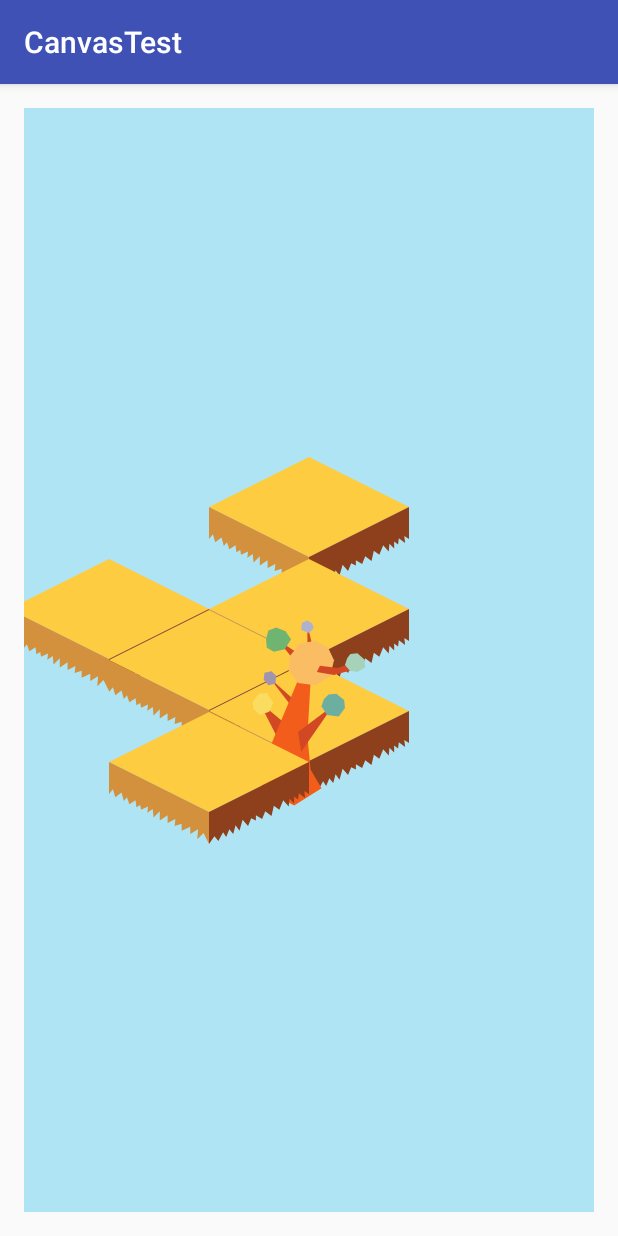
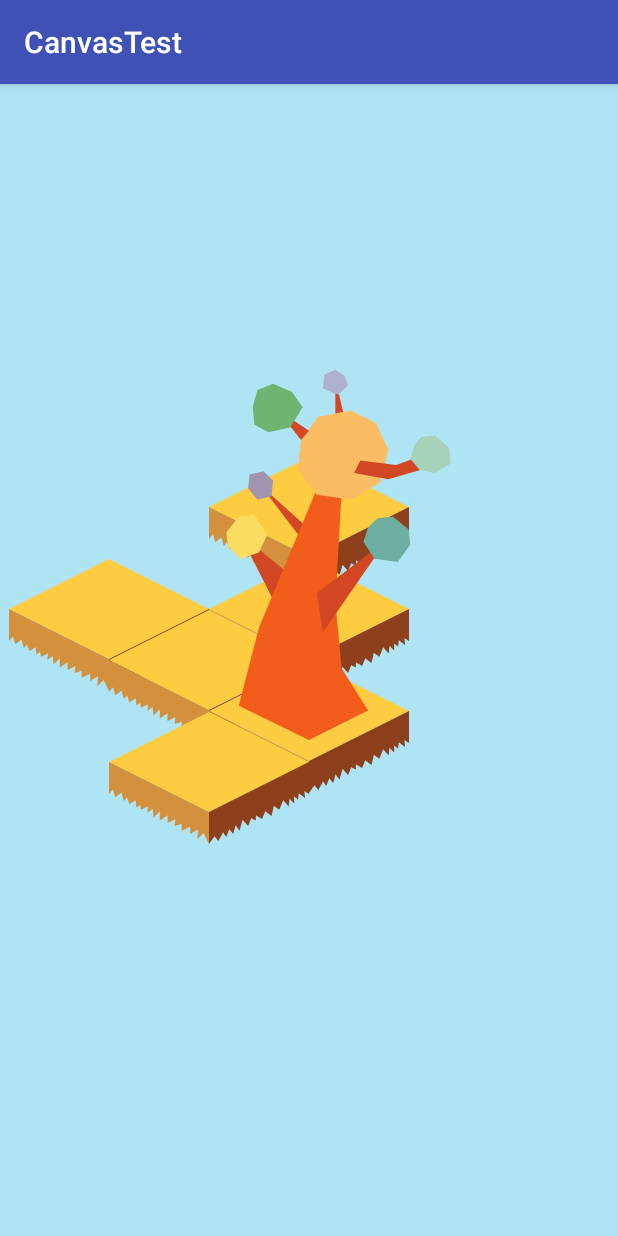
Before and after one commit to Dyvoker/CanvasTest, an Android app: the screen it shows after launch (MainActivity), on a phone screen of 412 x 824 dp. Run offline under Robolectric (Android 15) with nearby library versions, the phone set to English and light mode, and no system bars.

Commit message:
Create correct scaling for picture of map cell when drawing on map.

```diff
--- a/app/src/main/java/com/dyvoker/canvastest/DrawableOnMap.java
+++ b/app/src/main/java/com/dyvoker/canvastest/DrawableOnMap.java
@@ -38,10 +38,10 @@ public class DrawableOnMap {
 
     public void draw(Context context, Canvas canvas, int x, int y, int shiftXMap, int shiftYMap, float scaleMap) {
         canvasRect.set(
-                shiftXMap + (int) ((ISOMETRIC_HELPER.getCellPosX(x, y) - HALF_BLOCK) * scaleMap),
-                shiftYMap + (int) ((ISOMETRIC_HELPER.getCellPosY(x, y) - HALF_BLOCK) * scaleMap),
-                shiftXMap + (int) ((ISOMETRIC_HELPER.getCellPosX(x, y) + HALF_BLOCK) * scaleMap),
-                shiftYMap + (int) ((ISOMETRIC_HELPER.getCellPosY(x, y) + HALF_BLOCK) * scaleMap));
+                shiftXMap + (int) ((ISOMETRIC_HELPER.getCellPosX(x, y) + BLOCK_SIZE * shiftX - HALF_BLOCK * scale) * scaleMap),
+                shiftYMap + (int) ((ISOMETRIC_HELPER.getCellPosY(x, y) + BLOCK_SIZE * shiftY - HALF_BLOCK * scale) * scaleMap),
+                shiftXMap + (int) ((ISOMETRIC_HELPER.getCellPosX(x, y) + BLOCK_SIZE * shiftX + HALF_BLOCK * scale) * scaleMap),
+                shiftYMap + (int) ((ISOMETRIC_HELPER.getCellPosY(x, y) + BLOCK_SIZE * shiftY + HALF_BLOCK * scale) * scaleMap));
         if (drawable == null) { //Try to load drawable from resource
             drawable = context.getResources().getDrawable(drawableResourceId);
         }
--- a/app/src/main/java/com/dyvoker/canvastest/MapObject.java
+++ b/app/src/main/java/com/dyvoker/canvastest/MapObject.java
@@ -5,7 +5,7 @@ package com.dyvoker.canvastest;
  */
 
 public class MapObject extends DrawableOnMap {
-    static MapObject TREE = new MapObject(R.drawable.tree, 0.2f, -0.2f, 3.0f);
+    static MapObject TREE = new MapObject(R.drawable.tree, 0.147f, -0.8f, 2.0f);
 
     private MapObject(int drawableResourceId) {
         super(drawableResourceId);
--- a/app/src/main/res/drawable/tree.xml
+++ b/app/src/main/res/drawable/tree.xml
@@ -13,7 +13,7 @@
         android:pathData="M 86 159 L 64 116 L 94 141 Z" />
     <path
         android:fillColor="#F25D1C"
-        android:pathData="M 109 249 L 67 227 L 77 177 L 115 86 L 130 90 L 126 161 L 130 203 L 144 227 Z" />
+        android:pathData="M 77 177 L 115 86 L 130 90 L 126 161 L 130 203 L 147 230 L 109 249 L 64 227 Z" />
     <path
         android:fillColor="#D24824"
         android:pathData="M 114 155 L 159 121 L 118 180 Z" />
--- a/app/src/main/res/layout/activity_main.xml
+++ b/app/src/main/res/layout/activity_main.xml
@@ -1,15 +1,14 @@
 <?xml version="1.0" encoding="utf-8"?>
 <LinearLayout
     xmlns:android="http://schemas.android.com/apk/res/android"
-    xmlns:app="http://schemas.android.com/apk/res-auto"
     xmlns:tools="http://schemas.android.com/tools"
     android:id="@+id/activity_main"
     android:layout_width="match_parent"
     android:layout_height="match_parent"
-    android:paddingBottom="@dimen/activity_vertical_margin"
-    android:paddingLeft="@dimen/activity_horizontal_margin"
-    android:paddingRight="@dimen/activity_horizontal_margin"
-    android:paddingTop="@dimen/activity_vertical_margin"
+    android:paddingBottom="0dp"
+    android:paddingLeft="0dp"
+    android:paddingRight="0dp"
+    android:paddingTop="0dp"
     tools:context="com.dyvoker.canvastest.MainActivity">
 
     <com.dyvoker.canvastest.MapCanvas
```
